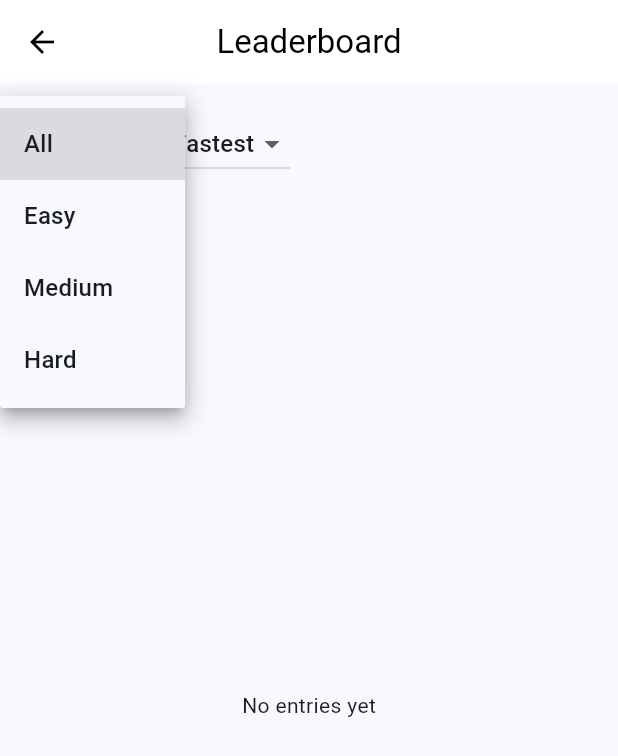
After one commit to RimonIslam1/Sudoku, a Flutter app: the LeaderboardScreen screen opened directly, after a tap on "All", on a phone screen of 412 x 824 dp. The commit adds this screen. Shown: the top 756 px of the screen. Run offline on Flutter 3.47's test engine with Material 3 defaults, Android fonts, the phone set to English and light mode, and no system bars; our stand-ins replace shared_preferences; accounts and stored records are empty.

Commit message:
saving solved puzzles and making leaderboard

```diff
--- /dev/null
+++ b/lib/models/leaderboard_entry.dart
@@ -0,0 +1,47 @@
+import 'dart:convert';
+
+class LeaderboardEntry {
+  final String id; // unique id
+  final String playerName;
+  final String difficulty;
+  final Duration elapsedTime;
+  final int puzzlesSolved;
+  final DateTime completedAt;
+
+  const LeaderboardEntry({
+    required this.id,
+    required this.playerName,
+    required this.difficulty,
+    required this.elapsedTime,
+    required this.puzzlesSolved,
+    required this.completedAt,
+  });
+
+  Map<String, dynamic> toJson() => {
+        'id': id,
+        'playerName': playerName,
+        'difficulty': difficulty,
+        'elapsedMs': elapsedTime.inMilliseconds,
+        'puzzlesSolved': puzzlesSolved,
+        'completedAt': completedAt.toIso8601String(),
+      };
+
+  factory LeaderboardEntry.fromJson(Map<String, dynamic> json) =>
+      LeaderboardEntry(
+        id: json['id'],
+        playerName: json['playerName'] ?? 'Player',
+        difficulty: json['difficulty'],
+        elapsedTime: Duration(milliseconds: json['elapsedMs'] as int),
+        puzzlesSolved: json['puzzlesSolved'] as int,
+        completedAt: DateTime.parse(json['completedAt'] as String),
+      );
+
+  static String encodeList(List<LeaderboardEntry> items) =>
+      jsonEncode(items.map((e) => e.toJson()).toList());
+
+  static List<LeaderboardEntry> decodeList(String data) {
+    if (data.isEmpty) return [];
+    final List<dynamic> parsed = jsonDecode(data);
+    return parsed.map((e) => LeaderboardEntry.fromJson(e)).toList();
+  }
+}
--- /dev/null
+++ b/lib/models/solved_puzzle.dart
@@ -0,0 +1,50 @@
+import 'dart:convert';
+
+class SolvedPuzzle {
+  final String id; // unique ID, e.g., timestamp or hash
+  final String difficulty;
+  final List<List<int>> originalBoard; // with zeros for empties
+  final List<List<int>> solutionBoard; // full solution
+  final Duration elapsedTime;
+  final DateTime completedAt;
+
+  const SolvedPuzzle({
+    required this.id,
+    required this.difficulty,
+    required this.originalBoard,
+    required this.solutionBoard,
+    required this.elapsedTime,
+    required this.completedAt,
+  });
+
+  Map<String, dynamic> toJson() => {
+        'id': id,
+        'difficulty': difficulty,
+        'originalBoard': originalBoard,
+        'solutionBoard': solutionBoard,
+        'elapsedMs': elapsedTime.inMilliseconds,
+        'completedAt': completedAt.toIso8601String(),
+      };
+
+  factory SolvedPuzzle.fromJson(Map<String, dynamic> json) {
+    List<dynamic> ob = json['originalBoard'];
+    List<dynamic> sb = json['solutionBoard'];
+    return SolvedPuzzle(
+      id: json['id'],
+      difficulty: json['difficulty'],
+      originalBoard: ob.map<List<int>>((r) => List<int>.from(r)).toList(),
+      solutionBoard: sb.map<List<int>>((r) => List<int>.from(r)).toList(),
+      elapsedTime: Duration(milliseconds: json['elapsedMs'] as int),
+      completedAt: DateTime.parse(json['completedAt'] as String),
+    );
+  }
+
+  static String encodeList(List<SolvedPuzzle> items) =>
+      jsonEncode(items.map((e) => e.toJson()).toList());
+
+  static List<SolvedPuzzle> decodeList(String data) {
+    if (data.isEmpty) return [];
+    final List<dynamic> parsed = jsonDecode(data);
+    return parsed.map((e) => SolvedPuzzle.fromJson(e)).toList();
+  }
+}
--- /dev/null
+++ b/lib/screens/leaderboard_screen.dart
@@ -0,0 +1,139 @@
+import 'package:flutter/material.dart';
+import 'package:sudoku_app/models/leaderboard_entry.dart';
+import 'package:sudoku_app/services/storage_service.dart';
+
+class LeaderboardScreen extends StatefulWidget {
+  const LeaderboardScreen({super.key});
+
+  @override
+  State<LeaderboardScreen> createState() => _LeaderboardScreenState();
+}
+
+class _LeaderboardScreenState extends State<LeaderboardScreen> {
+  final StorageService _storage = StorageService();
+  List<LeaderboardEntry> _entries = [];
+  String _filterDifficulty = 'All';
+  String _sort = 'Fastest';
+
+  @override
+  void initState() {
+    super.initState();
+    _load();
+    _storage.leaderboardUpdates.listen((_) => _load());
+  }
+
+  Future<void> _load() async {
+    final items = await _storage.getLeaderboard();
+    setState(() {
+      _entries = items;
+    });
+  }
+
+  List<LeaderboardEntry> get _filtered {
+    List<LeaderboardEntry> list = _entries;
+    if (_filterDifficulty != 'All') {
+      list = list.where((e) => e.difficulty == _filterDifficulty).toList();
+    }
+    list.sort((a, b) => _sort == 'Fastest'
+        ? a.elapsedTime.compareTo(b.elapsedTime)
+        : b.completedAt.compareTo(a.completedAt));
+    return list.take(50).toList();
+  }
+
+  @override
+  Widget build(BuildContext context) {
+    return Scaffold(
+      appBar: AppBar(
+        title: const Text('Leaderboard'),
+        centerTitle: true,
+      ),
+      body: Padding(
+        padding: const EdgeInsets.all(16),
+        child: Column(
+          children: [
+            Row(
+              children: [
+                DropdownButton<String>(
+                  value: _filterDifficulty,
+                  items: const [
+                    DropdownMenuItem(value: 'All', child: Text('All')),
+                    DropdownMenuItem(value: 'Easy', child: Text('Easy')),
+                    DropdownMenuItem(value: 'Medium', child: Text('Medium')),
+                    DropdownMenuItem(value: 'Hard', child: Text('Hard')),
+                  ],
+                  onChanged: (v) => setState(() => _filterDifficulty = v!),
+                ),
+                const SizedBox(width: 16),
+                DropdownButton<String>(
+                  value: _sort,
+                  items: const [
+                    DropdownMenuItem(value: 'Fastest', child: Text('Fastest')),
+                    DropdownMenuItem(value: 'Recent', child: Text('Recent')),
+                  ],
+                  onChanged: (v) => setState(() => _sort = v!),
+                ),
+              ],
+            ),
+            const SizedBox(height: 12),
+            Expanded(
+              child: _filtered.isEmpty
+                  ? const Center(child: Text('No entries yet'))
+                  : ListView.separated(
+                      itemCount: _filtered.length,
+                      separatorBuilder: (_, __) => const SizedBox(height: 8),
+                      itemBuilder: (context, index) {
+                        final e = _filtered[index];
+                        final rank = index + 1;
+                        return Container(
+                          decoration: BoxDecoration(
+                            color: Colors.white,
+                            borderRadius: BorderRadius.circular(12),
+                            border: Border.all(
+                              color: Theme.of(context)
+                                  .colorScheme
+                                  .primary
+                                  .withOpacity(0.2),
+                            ),
+                          ),
+                          child: ListTile(
+                            leading: CircleAvatar(
+                              backgroundColor: Theme.of(context)
+                                  .colorScheme
+                                  .primary
+                                  .withOpacity(0.15),
+                              child: Text(
+                                '$rank',
+                                style: TextStyle(
+                                  color: Theme.of(context).colorScheme.primary,
+                                  fontWeight: FontWeight.bold,
+                                ),
+                              ),
+                            ),
+                            title: Text('${e.playerName} • ${e.difficulty}'),
+                            subtitle: Text(
+                              _formatDuration(e.elapsedTime) +
+                                  ' • ' +
+                                  e.completedAt.toLocal().toString(),
+                            ),
+                            trailing: Text('Solved: ${e.puzzlesSolved}'),
+                          ),
+                        );
+                      },
+                    ),
+            ),
+          ],
+        ),
+      ),
+    );
+  }
+
+  String _formatDuration(Duration d) {
+    final m = d.inMinutes.remainder(60).toString().padLeft(2, '0');
+    final s = d.inSeconds.remainder(60).toString().padLeft(2, '0');
+    final h = d.inHours;
+    if (h > 0) {
+      return '${h.toString().padLeft(2, '0')}:$m:$s';
+    }
+    return '$m:$s';
+  }
+}
--- /dev/null
+++ b/lib/services/storage_service.dart
@@ -0,0 +1,65 @@
+import 'dart:async';
+import 'package:shared_preferences/shared_preferences.dart';
+import 'package:sudoku_app/models/solved_puzzle.dart';
+import 'package:sudoku_app/models/leaderboard_entry.dart';
+
+class StorageService {
+  static const String _keySolved = 'solved_puzzles_v1';
+  static const String _keyLeaderboard = 'leaderboard_entries_v1';
+  static const String _keyPlayerName = 'player_name_v1';
+
+  StorageService._internal();
+  static final StorageService _instance = StorageService._internal();
+  factory StorageService() => _instance;
+
+  final StreamController<void> _leaderboardController =
+      StreamController<void>.broadcast();
+  final StreamController<void> _solvedController =
+      StreamController<void>.broadcast();
+
+  Stream<void> get leaderboardUpdates => _leaderboardController.stream;
+  Stream<void> get solvedUpdates => _solvedController.stream;
+
+  Future<List<SolvedPuzzle>> getSolvedPuzzles() async {
+    final prefs = await SharedPreferences.getInstance();
+    final data = prefs.getString(_keySolved) ?? '';
+    return SolvedPuzzle.decodeList(data);
+  }
+
+  Future<void> saveSolvedPuzzle(SolvedPuzzle puzzle) async {
+    final prefs = await SharedPreferences.getInstance();
+    final existing = await getSolvedPuzzles();
+    // Prevent duplicates by id
+    final List<SolvedPuzzle> updated = [
+      puzzle,
+      ...existing.where((p) => p.id != puzzle.id),
+    ];
+    await prefs.setString(_keySolved, SolvedPuzzle.encodeList(updated));
+    _solvedController.add(null);
+  }
+
+  Future<List<LeaderboardEntry>> getLeaderboard() async {
+    final prefs = await SharedPreferences.getInstance();
+    final data = prefs.getString(_keyLeaderboard) ?? '';
+    return LeaderboardEntry.decodeList(data);
+  }
+
+  Future<void> addLeaderboardEntry(LeaderboardEntry entry) async {
+    final prefs = await SharedPreferences.getInstance();
+    final existing = await getLeaderboard();
+    final List<LeaderboardEntry> updated = [entry, ...existing];
+    await prefs.setString(
+        _keyLeaderboard, LeaderboardEntry.encodeList(updated));
+    _leaderboardController.add(null);
+  }
+
+  Future<void> setPlayerName(String name) async {
+    final prefs = await SharedPreferences.getInstance();
+    await prefs.setString(_keyPlayerName, name);
+  }
+
+  Future<String> getPlayerName() async {
+    final prefs = await SharedPreferences.getInstance();
+    return prefs.getString(_keyPlayerName) ?? 'Player';
+  }
+}
--- a/pubspec.yaml
+++ b/pubspec.yaml
@@ -13,6 +13,7 @@ dependencies:
     sdk: flutter
   provider: ^6.1.1
   cupertino_icons: ^1.0.2
+  shared_preferences: ^2.2.3
 
 dev_dependencies:
   flutter_test:
```
Also changed, not shown: lib/providers/game_provider.dart (+34 -0 lines), lib/screens/main_menu_screen.dart (+26 -0 lines), lib/screens/solved_puzzles_screen.dart (added, +113 -0 lines), pubspec.lock, 1 other file.
